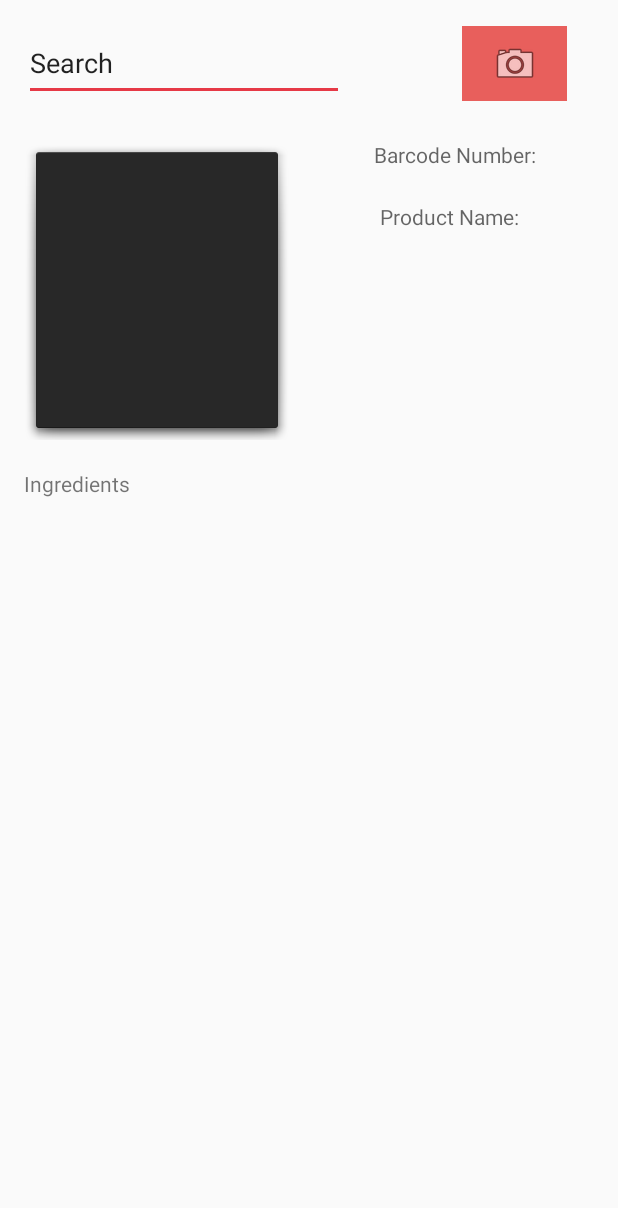
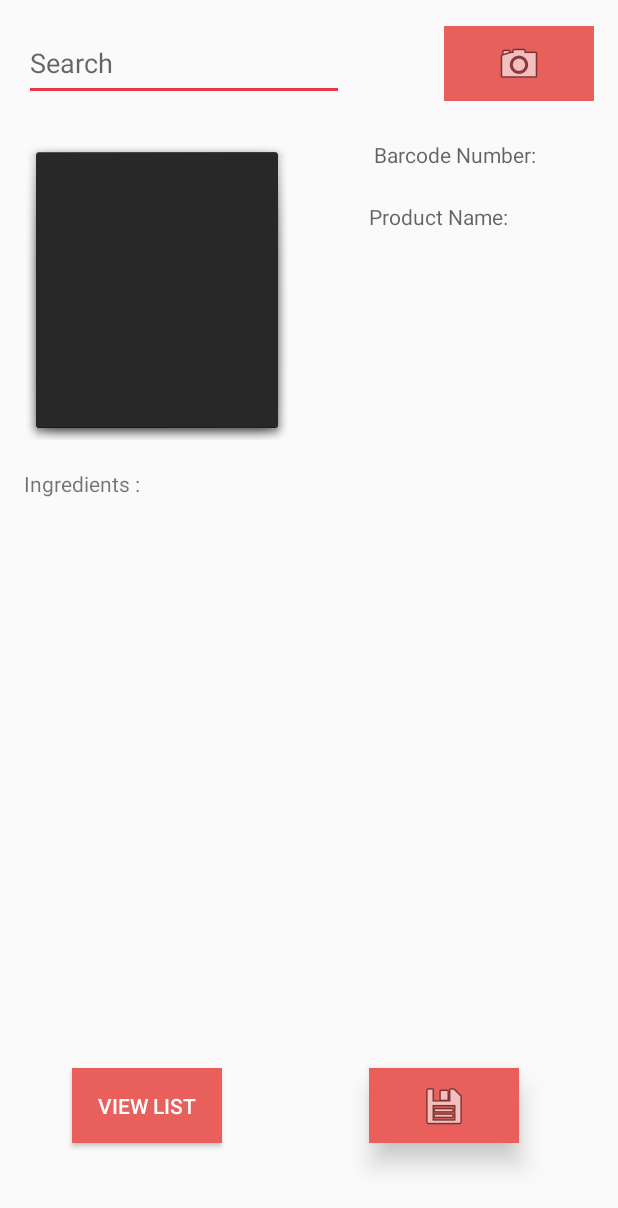
Before and after one commit to Naryehev/cartsavy-android, an Android app: the ActivityTwo screen opened directly, with no data from a screen before it, on a phone screen of 412 x 824 dp. Shown: the top 1208 px of the screen. Run offline under Robolectric (Android 15) with nearby library versions, the phone set to English and light mode, and no system bars; our stand-ins replace Firebase (no records; nobody signed in at launch, a user with empty details on screens opened directly), Picasso; libraries missing offline, so code that uses them is left out: com.google.zxing.integration; pictures from the network do not load.

```diff
--- a/app/build.gradle
+++ b/app/build.gradle
@@ -42,9 +42,9 @@ dependencies {
     compile 'me.dm7.barcodescanner:zxing:1.9.3'
     compile 'com.journeyapps:zxing-android-embedded:3.5.0'
     compile 'com.google.code.gson:gson:2.7'
-    compile 'com.google.firebase:firebase-database:10.0.1'
+    compile 'com.google.firebase:firebase-database:9.6.1'
     compile 'com.squareup.picasso:picasso:2.5.2'
-    compile 'com.google.firebase:firebase-auth:10.0.1'
+    compile 'com.google.firebase:firebase-auth:9.6.1'
     testCompile 'junit:junit:4.12'
 }
 
--- a/app/src/main/java/com/example/a20/myapplication/ActivityTwo.java
+++ b/app/src/main/java/com/example/a20/myapplication/ActivityTwo.java
@@ -10,11 +10,14 @@ import android.support.v7.app.AppCompatActivity;
 import android.util.Log;
 import android.view.View;
 import android.widget.Button;
+import android.widget.EditText;
 import android.widget.ImageButton;
 import android.widget.ImageView;
 import android.widget.TextView;
 import android.widget.Toast;
 
+import com.google.firebase.auth.FirebaseAuth;
+import com.google.firebase.auth.FirebaseUser;
 import com.google.firebase.database.DatabaseReference;
 import com.google.firebase.database.FirebaseDatabase;
 import com.google.gson.stream.JsonReader;
@@ -42,23 +45,61 @@ public class ActivityTwo extends AppCompatActivity {
     private TextView nameDis;
     public String foodName = "broken";
     private ImageView foodThumb;
-    public URL thumbnail ;
+    public String thumbnail ;
     public URL invalid;
     public ImageButton scanbtn;
     public String statusRet;
     public Boolean statusChk;
+    public ImageView saveBtn;
+    public Button viewList;
+    private DatabaseReference mDatabase;
+    public String pushingurl;
+
     protected void onCreate(Bundle savedInstanceState) {
         super.onCreate(savedInstanceState);
         setContentView(R.layout.activity_two);
+        String username ="";
+
+        FirebaseUser user = FirebaseAuth.getInstance().getCurrentUser();
+        username = user.getUid();
+        mDatabase = FirebaseDatabase.getInstance().getReference(username);
 
         test = (TextView) findViewById(R.id.test);
         nameDis = (TextView) findViewById(R.id.nameDis);
         foodThumb = (ImageView) findViewById(R.id.foodThumb);
-        scanbtn = (ImageButton) findViewById(R.id.button2);
+        scanbtn = (ImageButton) findViewById(R.id.scanButton);
+        saveBtn = (ImageButton) findViewById(R.id.saveButton);
+        viewList = (Button) findViewById(R.id.viewlist);
         scanbtn.setOnClickListener(new View.OnClickListener(){
             @Override
             public void onClick(View v){
                 scanNow(v);
+            }
+        });
+        viewList.setOnClickListener(new View.OnClickListener(){
+            @Override
+            public void onClick(View v){
+                Intent intent = new Intent(getApplicationContext(), fridgeActivity.class);
+                startActivity(intent);
+            }
+        });
+        saveBtn.setOnClickListener(new View.OnClickListener(){
+            @Override
+            public void onClick(View v){
+
+               if(fooditem != null) {
+                    String id = mDatabase.push().getKey();
+                    FirebaseUser user = FirebaseAuth.getInstance().getCurrentUser();
+                    fooditem.setUser(user.getEmail());
+                    fooditem.setId(id);
+                    String test = fooditem.getProduct_name_en();
+                    mDatabase.child(id).setValue(fooditem);
+                    Toast toast = Toast.makeText(getApplicationContext(), "Saved", Toast.LENGTH_SHORT);
+                    toast.show();
+                } else{
+                    Toast toast = Toast.makeText(getApplicationContext(), "No item found.", Toast.LENGTH_SHORT);
+                    toast.show();
+                }
             }
         });
 
--- a/app/src/main/java/com/example/a20/myapplication/MainActivity.java
+++ b/app/src/main/java/com/example/a20/myapplication/MainActivity.java
@@ -63,7 +63,6 @@ public class MainActivity extends AppCompatActivity {
                 // ...
             }
         };
-        FirebaseAuth.getInstance().addAuthStateListener(mAuthListener);
 
         b1.setOnClickListener(new View.OnClickListener() {
         public void onClick(View v) {
--- a/app/src/main/res/layout/activity_two.xml
+++ b/app/src/main/res/layout/activity_two.xml
@@ -15,7 +15,6 @@
         android:contentDescription="Item Thumbnail"
         android:scaleType="fitXY"
         app:srcCompat="@android:drawable/dialog_holo_dark_frame"
-        tools:layout_editor_absoluteX="8dp"
         android:layout_alignTop="@+id/scan_content"
         android:layout_alignParentLeft="true"
         android:layout_alignParentStart="true" />
@@ -36,18 +35,20 @@
         android:id="@+id/test"
         android:layout_width="348dp"
         android:layout_height="wrap_content"
-        android:layout_marginTop="68dp"
-        android:layout_below="@+id/foodThumb"
+        android:layout_marginTop="8dp"
+        android:layout_below="@+id/textView"
         android:layout_alignParentLeft="true"
         android:layout_alignParentStart="true" />
+
     <TextView
+        android:id="@+id/textView"
         android:layout_width="wrap_content"
         android:layout_height="wrap_content"
-        android:text="Ingredients"
-        android:layout_below="@+id/foodThumb"
         android:layout_alignParentLeft="true"
         android:layout_alignParentStart="true"
-        android:layout_marginTop="19dp" />
+        android:layout_below="@+id/foodThumb"
+        android:layout_marginTop="19dp"
+        android:text="Ingredients :" />
 
     <TextView
         android:id="@+id/nameDis"
@@ -56,8 +57,6 @@
         android:text=""
         android:hint="Product Name:"
         android:layout_marginTop="22dp"
-        android:layout_marginLeft="7dp"
-        android:layout_marginStart="7dp"
         android:layout_below="@+id/scan_content"
         android:layout_alignLeft="@+id/scan_content"
         android:layout_alignStart="@+id/scan_content" />
@@ -69,22 +68,45 @@
         android:layout_height="50dp"
         android:ems="10"
         android:inputType="textPersonName"
-        android:text="Search"
+        android:hint="Search"
         android:layout_alignParentTop="true"
         android:layout_alignParentLeft="true"
         android:layout_alignParentStart="true"
         android:layout_marginTop="17dp" />
 
     <ImageButton
-        android:id="@+id/button2"
-        android:layout_width="70dp"
+        android:id="@+id/saveButton"
+        android:layout_width="100dp"
         android:layout_height="50dp"
+        android:layout_alignLeft="@+id/nameDis"
+        android:layout_alignParentBottom="true"
+        android:layout_alignStart="@+id/nameDis"
+        android:layout_marginBottom="62dp"
         android:background="#e85f5c"
-        app:srcCompat="@android:drawable/ic_menu_camera"
-        android:layout_marginRight="18dp"
-        android:layout_marginEnd="18dp"
+        android:elevation="10dp"
+        app:srcCompat="@android:drawable/ic_menu_save" />
+
+    <ImageButton
+        android:id="@+id/scanButton"
+        android:layout_width="100dp"
+        android:layout_height="50dp"
+        android:layout_alignParentEnd="true"
+        android:layout_alignParentRight="true"
         android:layout_alignTop="@+id/editText"
-        android:layout_alignParentRight="true"
-        android:layout_alignParentEnd="true" />
+        android:background="#e85f5c"
+        app:srcCompat="@android:drawable/ic_menu_camera" />
+
+    <Button
+        android:id="@+id/viewlist"
+        android:layout_width="100dp"
+        android:layout_height="50dp"
+        android:layout_alignParentLeft="true"
+        android:layout_alignParentStart="true"
+        android:layout_alignTop="@+id/saveButton"
+        android:layout_marginLeft="32dp"
+        android:layout_marginStart="32dp"
+        android:background="#e85f5c"
+        android:text="View List"
+        android:textColor="#ffffff" />
 
 </RelativeLayout>
--- a/app/src/main/res/values/styles.xml
+++ b/app/src/main/res/values/styles.xml
@@ -10,4 +10,8 @@
         <item name="windowNoTitle">true</item>
     </style>
 
+    <style name="SplashTheme" parent="Theme.AppCompat.NoActionBar">
+        <item name="android:windowBackground">@drawable/splash</item>
+    </style>
+
 </resources>
```
Also changed, not shown: app/src/main/AndroidManifest.xml (+7 -4 lines), app/src/main/java/com/example/a20/myapplication/fridgeActivity.java (+39 -5 lines), app/src/main/java/com/example/a20/myapplication/listAdapter.java (added, +55 -0 lines), app/src/main/java/com/example/a20/myapplication/scannedFood.java (+37 -11 lines), app/src/main/java/com/example/a20/myapplication/splashActivity.java (+12 -17 lines), app/src/main/res/drawable/launch_screen.xml (added, +15 -0 lines), app/src/main/res/layout/activity_fridge.xml (renamed from app/src/main/res/layout/activitytest.xml, +4 -17 lines), app/src/main/res/layout/activity_splash.xml (renamed from app/src/main/res/layout/splash_activity.xml, +7 -10 lines), app/src/main/res/layout/custom_layout.xml (deleted, +0 -198 lines), app/src/main/res/layout/fridge_list.xml (added, +37 -0 lines), app/src/main/res/drawable/splash.png (added).
